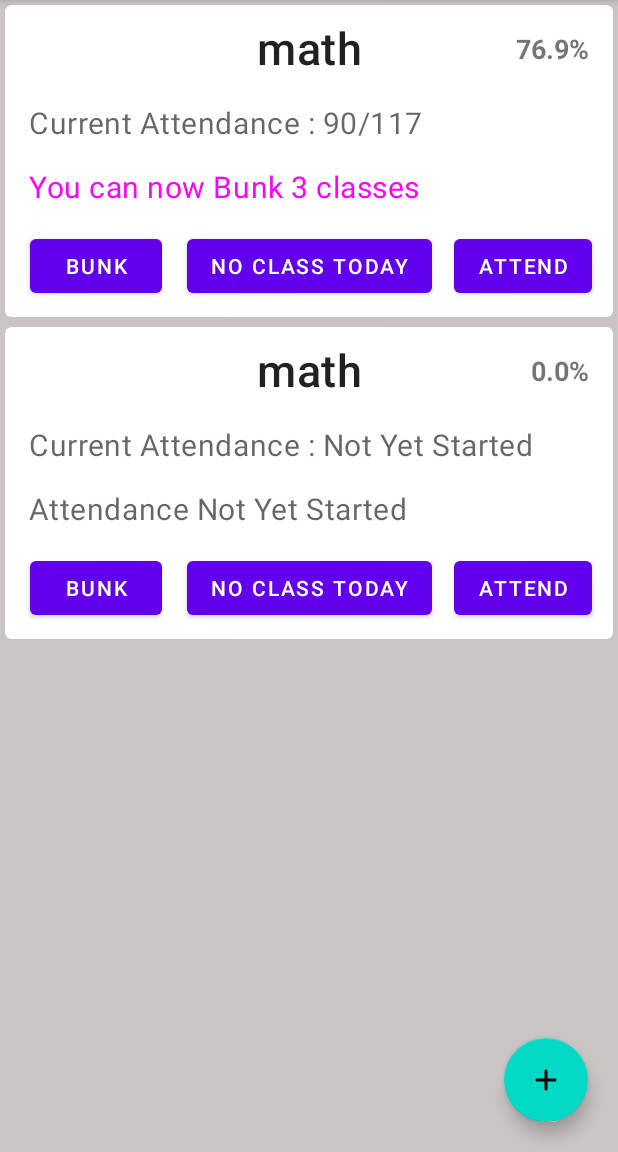
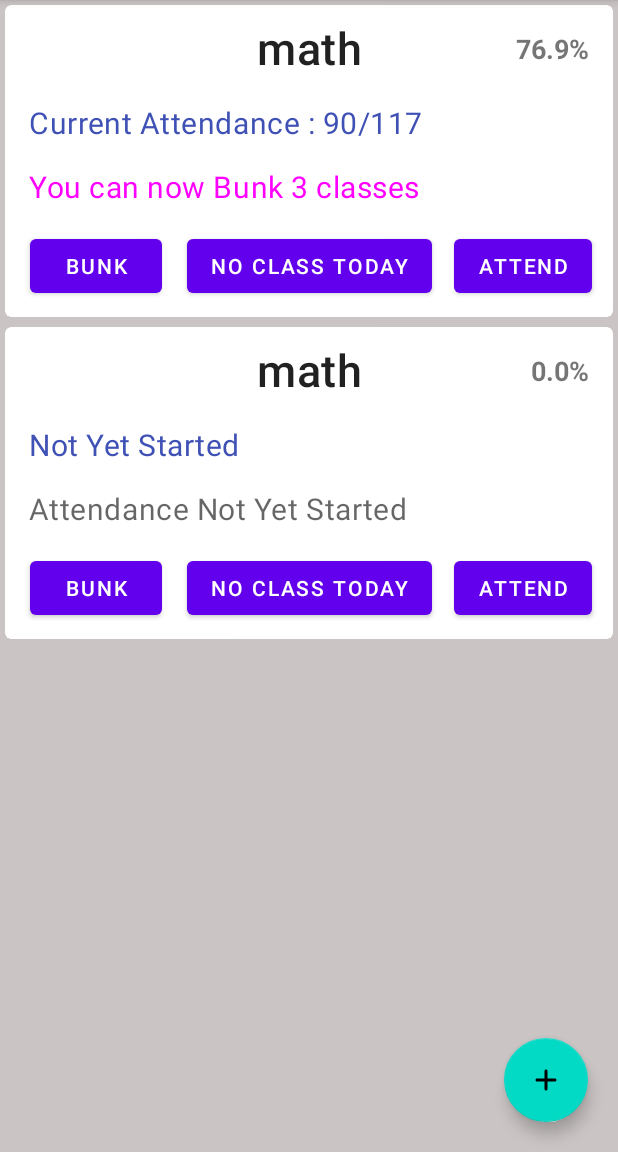
Before and after one commit to FareesHussain/BunkManager, an Android app: the screen it shows after launch (MainActivity), on a phone screen of 412 x 824 dp, the part 84-1236 px from its top. Run offline under Robolectric (Android 15) with nearby library versions, the phone set to English and light mode, and no system bars; our stand-ins replace Dagger/Hilt's generated code, Room's generated code, data binding, navigation-ui; libraries missing offline, so code that uses them is left out: androidx.hilt.lifecycle.

Commit message:
added bindingAdapters in BindingUtils.kt

```diff
--- a/app/src/main/java/farees/hussain/bunkmanager/adapter/SubjectItemAdapter.kt
+++ b/app/src/main/java/farees/hussain/bunkmanager/adapter/SubjectItemAdapter.kt
@@ -16,65 +16,69 @@ class SubjectItemAdapter() : ListAdapter<Subject, SubjectItemAdapter.ClassHolder
 
     override fun onBindViewHolder(holder: ClassHolder, position: Int) {
         var subject = getItem(position)
-        subject.percentageAttendance = if(subject.totalClasses == 0) 0.0 else Math.round((subject.classesAttended.toDouble()*100/subject.totalClasses).toDouble() * 10.0)/10.0
-        holder.binding.tvPercent.text = "${subject.percentageAttendance}%"
-        holder.binding.tvSubject.text = subject.subjectName
-        holder.binding.tvCurrentAttendance.text = "Current Attendance : ${subject.currentAttendance}"
+        holder.bind(subject)
+    }
+
+
+    inner class ClassHolder(val binding: ItemSubjectsBinding):RecyclerView.ViewHolder(binding.root){
+        fun bind(item: Subject){
+            item.percentageAttendance = if(item.totalClasses == 0) 0.0 else Math.round((item.classesAttended.toDouble()*100/item.totalClasses).toDouble() * 10.0)/10.0
+            binding.subject = item
+            binding.executePendingBindings()
 
             /*attendance status if less than 75 and if greater than 75%*/
             fun changeStatus() {
-            if(subject.totalClasses == 0){
-                holder.binding.tvStatus.text = "Attendance Not Yet Started"
+                if(item.totalClasses == 0){
+                    binding.tvStatus.text = "Attendance Not Yet Started"
                     return
                 }
-            holder.binding.tvCurrentAttendance.text = "Current Attendance : ${subject.classesAttended}/${subject.totalClasses}"
-            if (subject.percentageAttendance!! < subject.requiredPercentageAttendance) {
-                var noOfClassesToAttend = 3 * subject.totalClasses - 4 * subject.classesAttended
+                binding.tvCurrentAttendance.text = "Current Attendance : ${item.classesAttended}/${item.totalClasses}"
+                if (item.percentageAttendance!! < item.requiredPercentageAttendance) {
+                    var noOfClassesToAttend = 3 * item.totalClasses - 4 * item.classesAttended
                     if (noOfClassesToAttend < 0) noOfClassesToAttend++
-                subject.classesMustAttend = noOfClassesToAttend
-                holder.binding.tvStatus.text =
-                    "To get More Than ${subject.requiredPercentageAttendance}% Attend $noOfClassesToAttend classes"
-                holder.binding.tvStatus.setTextColor(Color.RED)
+                    item.classesMustAttend = noOfClassesToAttend
+                    binding.tvStatus.text =
+                        "To get More Than ${item.requiredPercentageAttendance}% Attend $noOfClassesToAttend classes"
+                    binding.tvStatus.setTextColor(Color.RED)
                 } else {
                     var noOfClassesCanBeBunked = 0
-                var a = subject.classesAttended
-                var t = subject.totalClasses
-                while(a*100/t >= subject.requiredPercentageAttendance.toDouble()){
+                    var a = item.classesAttended
+                    var t = item.totalClasses
+                    while(a*100/t >= item.requiredPercentageAttendance.toDouble()){
                         noOfClassesCanBeBunked++
                         t++
                     }
-                if(a*100/t<subject.requiredPercentageAttendance)noOfClassesCanBeBunked--
-                subject.classesCanBeBunked = noOfClassesCanBeBunked
-                holder.binding.tvStatus.text = if(noOfClassesCanBeBunked>0) "You can now Bunk $noOfClassesCanBeBunked classes" else "You Can't Bunk any Class Now"
-                holder.binding.tvStatus.setTextColor(Color.MAGENTA)
+                    if(a*100/t<item.requiredPercentageAttendance)noOfClassesCanBeBunked--
+                    item.classesCanBeBunked = noOfClassesCanBeBunked
+                    binding.tvStatus.text = if(noOfClassesCanBeBunked>0) "You can now Bunk $noOfClassesCanBeBunked classes" else "You Can't Bunk any Class Now"
+                    binding.tvStatus.setTextColor(Color.MAGENTA)
                 }
             }
             changeStatus()
-        holder.binding.buBunk.setOnClickListener {
-            subject.totalClasses++
-            subject.currentAttendance = "Current Attendance ${subject.classesAttended}/${subject.totalClasses}"
-            var percentage = subject.classesAttended.toDouble() * 100.0/subject.totalClasses
-            subject.percentageAttendance = Math.round(percentage * 10.0)/10.0
+            binding.buBunk.setOnClickListener {
+                item.totalClasses++
+                item.currentAttendance = "Current Attendance ${item.classesAttended}/${item.totalClasses}"
+                var percentage = item.classesAttended.toDouble() * 100.0/item.totalClasses
+                item.percentageAttendance = Math.round(percentage * 10.0)/10.0
 
-            holder.binding.tvCurrentAttendance.text = "Current Attendance : ${subject.classesAttended}/${subject.totalClasses}"
-            holder.binding.tvPercent.text = "${subject.percentageAttendance}%"
+                binding.tvCurrentAttendance.text = "Current Attendance : ${item.classesAttended}/${item.totalClasses}"
+//                binding.tvPercent.text = "${item.percentageAttendance}%"
                 changeStatus()
             }
-        holder.binding.buAttend.setOnClickListener {
-            subject.classesAttended++
-            subject.totalClasses++
-            subject.currentAttendance = "Current Attendance : ${subject.classesAttended}/${subject.totalClasses}"
-            var percentage = subject.classesAttended.toDouble() * 100.0/subject.totalClasses
-            subject.percentageAttendance = Math.round(percentage * 10.0)/10.0
+            binding.buAttend.setOnClickListener {
+                item.classesAttended++
+                item.totalClasses++
+                item.currentAttendance = "Current Attendance : ${item.classesAttended}/${item.totalClasses}"
+                var percentage = item.classesAttended.toDouble() * 100.0/item.totalClasses
+                item.percentageAttendance = Math.round(percentage * 10.0)/10.0
 
-            holder.binding.tvCurrentAttendance.text = subject.currentAttendance
-            holder.binding.tvPercent.text = "${subject.percentageAttendance}%"
+                binding.tvCurrentAttendance.text = item.currentAttendance
+//                binding.tvPercent.text = "${item.percentageAttendance}%"
                 changeStatus()
+                binding.subject = item
             }
         }
-
-
-    inner class ClassHolder(val binding: ItemSubjectsBinding):RecyclerView.ViewHolder(binding.root)
+    }
 }
 
 class SubjectItemDiffCallBack : DiffUtil.ItemCallback<Subject>(){
--- a/app/src/main/java/farees/hussain/bunkmanager/utils/BindingUtils.kt
+++ b/app/src/main/java/farees/hussain/bunkmanager/utils/BindingUtils.kt
@@ -1,5 +1,22 @@
 package farees.hussain.bunkmanager.utils
 
-class BindingUtils {
-    //todo add binding adapters to the subjectItems
+import android.annotation.SuppressLint
+import android.widget.TextView
+import androidx.databinding.BindingAdapter
+import farees.hussain.bunkmanager.R
+import farees.hussain.bunkmanager.db.model.Subject
+
+//todo add binding adapters to the subjectItems
+@BindingAdapter("subjectPercentageAttendance")
+fun TextView.setAttendancPercentage(item: Subject){
+    text = "${item.percentageAttendance}%"
 }
+@BindingAdapter("subjectName")
+fun TextView.setSubjectName(item:Subject){
+    text = item.subjectName
+}
+@BindingAdapter("currentAttendance")
+fun TextView.setCurrentAttendance(item: Subject){
+    text = item.currentAttendance
+    setTextColor(resources.getColor(R.color.canBunk))
+}
--- a/app/src/main/res/layout/item_subjects.xml
+++ b/app/src/main/res/layout/item_subjects.xml
@@ -33,7 +33,7 @@
                 android:layout_width="wrap_content"
                 android:layout_height="wrap_content"
                 android:layout_marginTop="8dp"
-                android:text="Subject"
+                subjectName="@{subject}"
                 android:textAppearance="?attr/textAppearanceHeadline6"
                 android:textSize="30sp"
                 app:layout_constraintEnd_toEndOf="parent"
@@ -61,7 +61,7 @@
                 android:layout_marginStart="16dp"
                 android:layout_marginLeft="16dp"
                 android:layout_marginTop="16dp"
-                android:text="Current Attandance : 0/0"
+                currentAttendance="@{subject}"
                 android:textAppearance="?attr/textAppearanceBody2"
                 android:textColor="?android:attr/textColorSecondary"
                 android:textSize="20sp"
@@ -111,7 +111,7 @@
                 android:layout_height="wrap_content"
                 android:layout_marginEnd="16dp"
                 android:layout_marginRight="16dp"
-                android:text="TextView"
+                subjectPercentageAttendance="@{subject}"
                 android:textSize="18sp"
                 android:textStyle="bold"
                 app:layout_constraintBottom_toBottomOf="@+id/tvSubject"
--- a/app/src/main/res/values-night/colors.xml
+++ b/app/src/main/res/values-night/colors.xml
@@ -6,6 +6,6 @@
     <color name="colorPrimaryDark">#070215</color>
     <color name="FragmentBackground">#000000</color>
     <color name="colorAccent">#03DAC5</color>
-    <color name="canBunk">#640000</color>
-    <color name="cantBunk">#006400</color>
+    <color name="cantBunk">#640000</color>
+    <color name="canBunk">#006400</color>
 </resources>
--- a/app/src/main/res/values/colors.xml
+++ b/app/src/main/res/values/colors.xml
@@ -5,6 +5,6 @@
     <color name="colorPrimaryDark">#3700B3</color>
     <color name="FragmentBackground">#CAC4C4</color>
     <color name="colorAccent">#03DAC5</color>
-    <color name="canBunk">#640000</color>
-    <color name="cantBunk">#006400</color>
+    <color name="cantBunk">#640000</color>
+    <color name="canBunk">#3F51B5</color>
 </resources>
```
Lines whose indentation alone changed are shown as unchanged.
